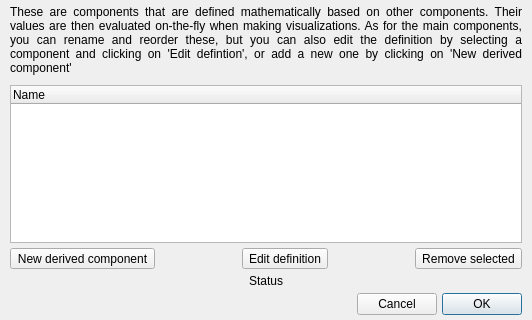
Old version of the form glue/dialogs/component_manager/qt/component_manager.ui in the repository glue-viz/glue; both pictures show x 0 to 532 and y 319 to 639 of the 532 by 639 pixel window.
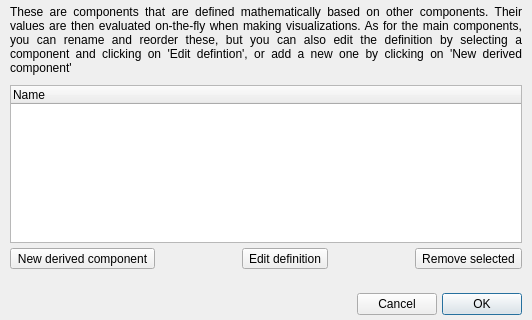
New version of the form. Custom widgets are drawn as their Qt base class.

What changed in the file:
```diff
--- a/glue/dialogs/component_manager/qt/component_manager.ui
+++ b/glue/dialogs/component_manager/qt/component_manager.ui
@@ -268,7 +268,7 @@
    <item>
     <widget class="QLabel" name="label_status">
      <property name="text">
-      <string>Status</string>
+      <string> </string>
      </property>
      <property name="alignment">
       <set>Qt::AlignCenter</set>
```
